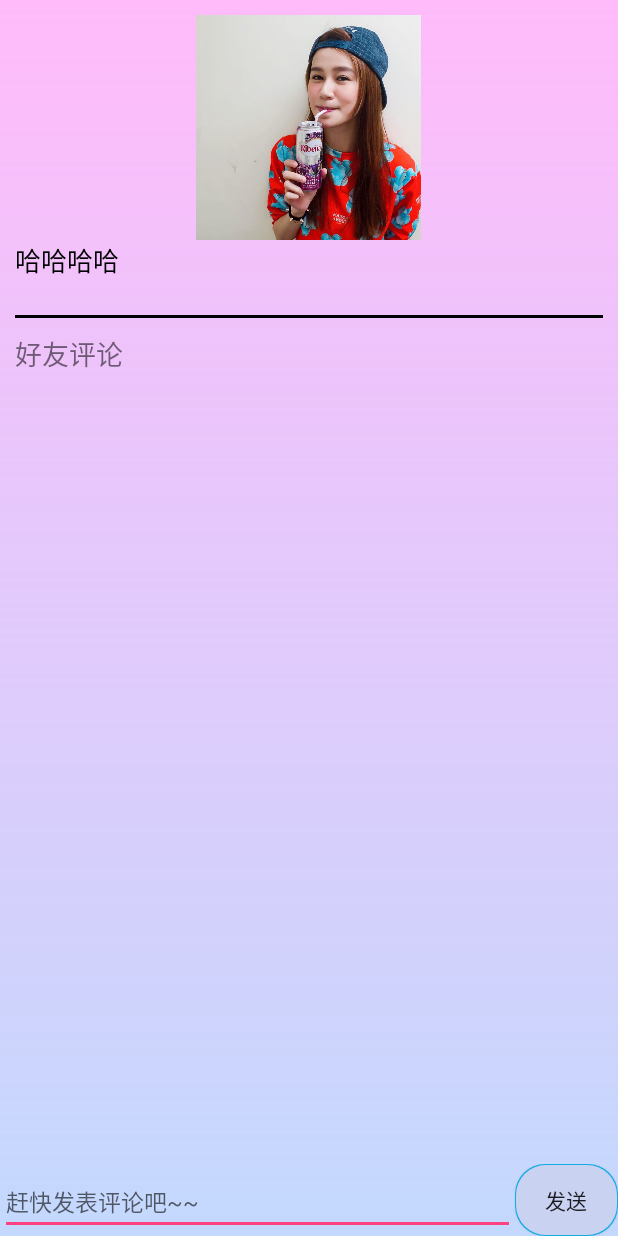
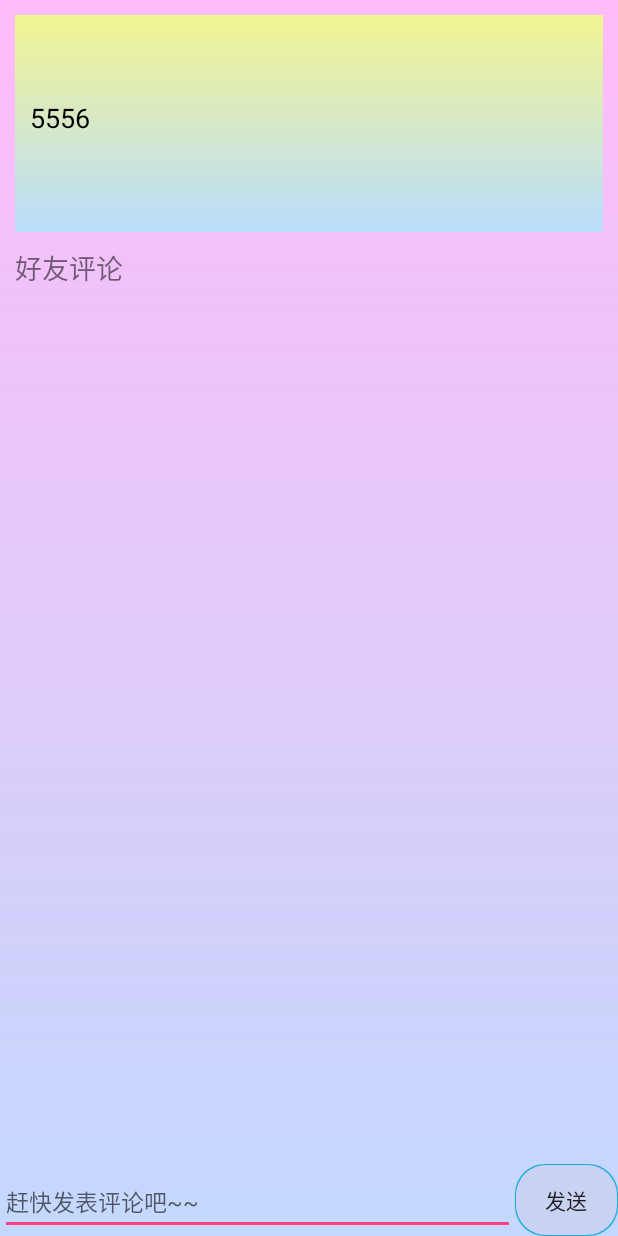
Before and after one commit to liangzihong/ShareYourWrongTitle, an Android app: the layout comment_page.xml on its own in the app's theme, with its tools: preview values and no code run, on a phone screen of 412 x 824 dp. Run offline under Robolectric (Android 15) with nearby library versions, the phone set to English and light mode, and no system bars.

Commit message:
v3修改ui

```diff
--- a/app/src/main/res/layout/comment_page.xml
+++ b/app/src/main/res/layout/comment_page.xml
@@ -14,44 +14,103 @@
 
         <LinearLayout
             android:layout_width="match_parent"
-            android:layout_height="match_parent"
+            android:layout_height="wrap_content"
             android:orientation="vertical">
 
 
             <LinearLayout
                 android:layout_width="match_parent"
-                android:layout_height="200dp"
-                android:orientation="vertical">
+                android:layout_height="wrap_content"
+                android:orientation="horizontal">
 
-                <ImageView
-                    android:id="@+id/comment_page_photo"
-                    android:layout_width="150dp"
-                    android:layout_height="150dp"
-                    android:src="@drawable/pic1"
-                    android:scaleType="centerCrop"
-                    android:layout_gravity="center"/>
 
-                <TextView
-                    android:id="@+id/comment_page_content"
+                <LinearLayout
+                    android:layout_width="60dp"
+                    android:layout_height="match_parent"
+                    android:gravity="center_horizontal"
+                    android:background="@drawable/card_background"
+                    android:orientation="vertical">
+
+                    <de.hdodenhof.circleimageview.CircleImageView
+                        android:id="@+id/comment_page_profile"
+                        android:layout_width="40dp"
+                        android:layout_height="40dp"
+                        android:layout_margin="5dp" />
+
+                    <Space
+                        android:layout_width="match_parent"
+                        android:layout_height="5dp" />
+
+                    <TextView
+                        android:id="@+id/comment_page_name"
+                        android:layout_width="wrap_content"
+                        android:layout_height="wrap_content"
+                        android:text="5556"
+                        android:textSize="18sp"
+                        android:textColor="#000000"
+                        android:gravity="center"
+                        android:layout_gravity="center"
+                        />
+
+                </LinearLayout>
+
+
+
+                <LinearLayout
                     android:layout_width="match_parent"
                     android:layout_height="match_parent"
-                    android:textSize="17sp"
-                    android:text="哈哈哈哈"
-                    android:textColor="#000000"/>
+                    android:background="@drawable/card_background"
+                    android:orientation="vertical">
+
+
+                    <TextView
+                        android:id="@+id/comment_page_content"
+                        android:layout_width="match_parent"
+                        android:layout_height="wrap_content"
+                        android:layout_marginTop="5dp"
+                        android:textColor="#000000"
+                        android:textSize="15sp" />
+
+                    <Space
+                        android:layout_width="match_parent"
+                        android:layout_height="5dp" />
+
+                    <ImageView
+                        android:id="@+id/comment_page_photo"
+                        android:layout_width="100dp"
+                        android:layout_height="100dp"
+                        android:layout_gravity="left"
+                        android:scaleType="centerCrop" />
+
+                    <Space
+                        android:layout_width="match_parent"
+                        android:layout_height="5dp" />
+
+
+                    <Space
+                        android:layout_width="match_parent"
+                        android:layout_height="7dp" />
+
+
+                </LinearLayout>
+
 
             </LinearLayout>
 
-            <LinearLayout
+
+            <Space
                 android:layout_width="match_parent"
-                android:layout_height="2dp"
-                android:background="#000000"
-                android:layout_marginBottom="10dp"/>
+                android:layout_height="10dp" />
 
             <TextView
                 android:layout_width="match_parent"
                 android:layout_height="wrap_content"
                 android:text="好友评论"
                 android:textSize="18sp"/>
+
+            <Space
+                android:layout_width="match_parent"
+                android:layout_height="5dp" />
 
             <MyUi.MyListView
                 android:id="@+id/comment_page_MyListView"
--- a/app/src/main/res/layout/used_by_fragment1_layout.xml
+++ b/app/src/main/res/layout/used_by_fragment1_layout.xml
@@ -15,7 +15,7 @@
 
 
         <LinearLayout
-            android:layout_width="90dp"
+            android:layout_width="70dp"
             android:layout_height="match_parent"
             android:gravity="center_horizontal"
             android:background="@drawable/card_background">
```
Also changed, not shown: app/src/main/java/Activitys/CommentPageActivity.java (+10 -2 lines), app/src/main/res/drawable/comment_background.xml (added, +7 -0 lines), app/src/main/res/layout/comment_list_item.xml (+29 -13 lines).
